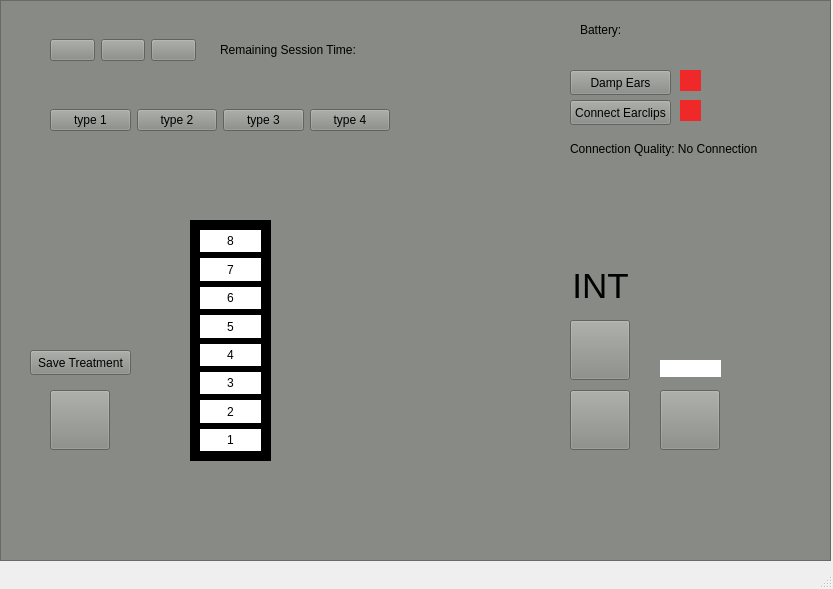
tjpieroni/COMP3004_Project_W22, file src/mainwindow.ui: the form before one commit.
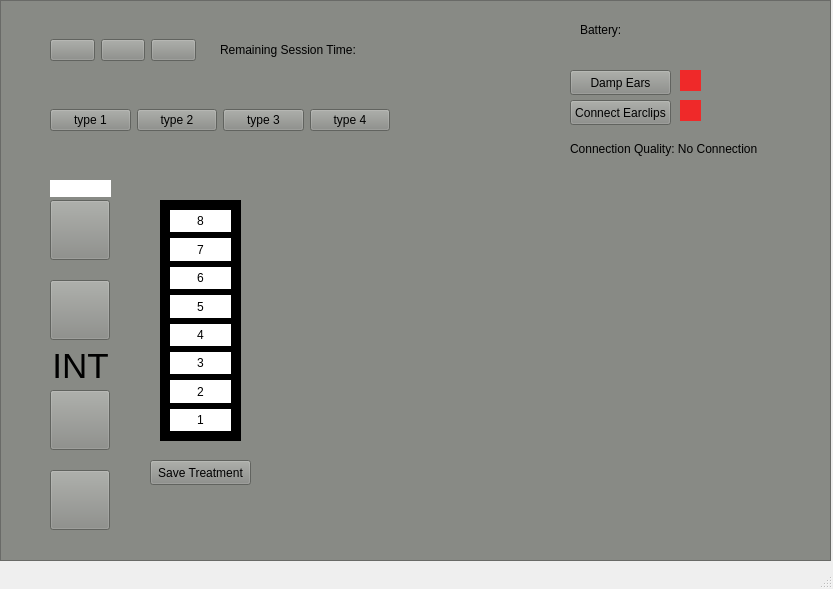
The form after the commit. Icons and pictures are not drawn.

Commit message: Visual changes to intensity colours for connection quality. (#17)

What changed in the file:
```diff
--- a/src/mainwindow.ui
+++ b/src/mainwindow.ui
@@ -35,8 +35,8 @@
     <widget class="QPushButton" name="powerBtn">
      <property name="geometry">
       <rect>
-       <x>660</x>
-       <y>390</y>
+       <x>50</x>
+       <y>200</y>
        <width>60</width>
        <height>60</height>
       </rect>
@@ -58,8 +58,8 @@
     <widget class="QLabel" name="powerIndicator">
      <property name="geometry">
       <rect>
-       <x>660</x>
-       <y>360</y>
+       <x>50</x>
+       <y>180</y>
        <width>61</width>
        <height>17</height>
       </rect>
@@ -74,7 +74,7 @@
     <widget class="QPushButton" name="downBtn">
      <property name="geometry">
       <rect>
-       <x>570</x>
+       <x>50</x>
        <y>390</y>
        <width>60</width>
        <height>60</height>
@@ -97,8 +97,8 @@
     <widget class="QPushButton" name="upBtn">
      <property name="geometry">
       <rect>
-       <x>570</x>
-       <y>320</y>
+       <x>50</x>
+       <y>280</y>
        <width>60</width>
        <height>60</height>
       </rect>
@@ -120,8 +120,8 @@
     <widget class="QLabel" name="intLabel">
      <property name="geometry">
       <rect>
-       <x>570</x>
-       <y>270</y>
+       <x>50</x>
+       <y>350</y>
        <width>61</width>
        <height>31</height>
       </rect>
@@ -142,7 +142,7 @@
      <property name="geometry">
       <rect>
        <x>50</x>
-       <y>390</y>
+       <y>470</y>
        <width>60</width>
        <height>60</height>
       </rect>
@@ -227,8 +227,8 @@
     <widget class="QFrame" name="frame_2">
      <property name="geometry">
       <rect>
-       <x>190</x>
-       <y>220</y>
+       <x>160</x>
+       <y>200</y>
        <width>81</width>
        <height>241</height>
       </rect>
@@ -447,8 +447,8 @@
     <widget class="QPushButton" name="saveBtn">
      <property name="geometry">
       <rect>
-       <x>30</x>
-       <y>350</y>
+       <x>150</x>
+       <y>460</y>
        <width>101</width>
        <height>25</height>
       </rect>
```
The commit also changes 1 other file.
